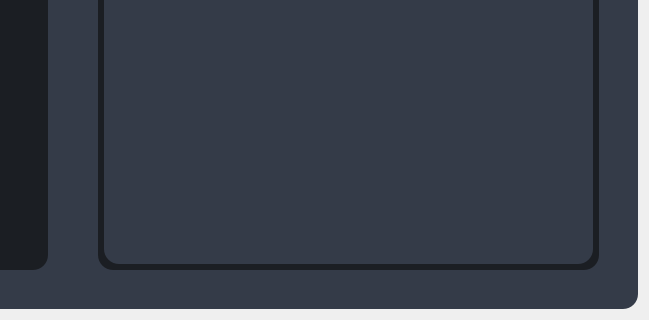
Above: gui/uis/pages/main_pages.ui from AlexJrDevs/CroptMedia before the change; both pictures show x 503 to 1152 and y 565 to 885 of the 1152 by 885 pixel window. Below: the same form after it.
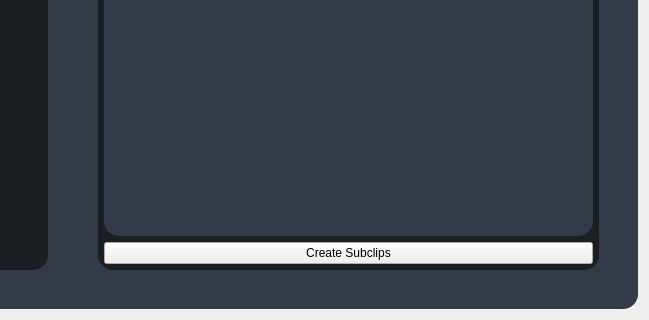
That is the form after the change. The open tabs and pages were chosen to show the change.

Commit message: Create Next Subclip Fixed

The edit to the form file:
```diff
--- a/gui/uis/pages/main_pages.ui
+++ b/gui/uis/pages/main_pages.ui
@@ -497,7 +497,7 @@
                     <property name="styleSheet">
                      <string notr="true"/>
                     </property>
-                    <layout class="QGridLayout" name="gridLayout_14" rowstretch="0,1,0">
+                    <layout class="QGridLayout" name="gridLayout_14" rowstretch="0,0,0">
                      <property name="leftMargin">
                       <number>6</number>
                      </property>
@@ -536,7 +536,11 @@
                       </widget>
                      </item>
                      <item row="2" column="0">
-                      <layout class="QVBoxLayout" name="create_subclip"/>
+                      <widget class="QPushButton" name="files_confirm_btn">
+                       <property name="text">
+                        <string>Create Subclips</string>
+                       </property>
+                      </widget>
                      </item>
                     </layout>
                    </widget>
```
Left out of the diff: 5 changed lines with no effect on the pictures. The commit also changes 25 other files.
